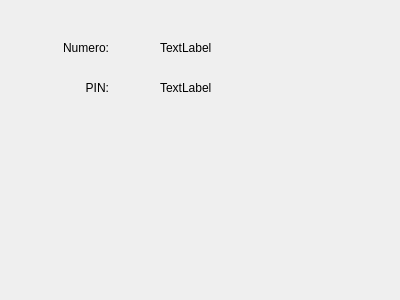
First picture: the form in bankautomat/korttimain.ui, repository bank-2022/group9, before the edit.
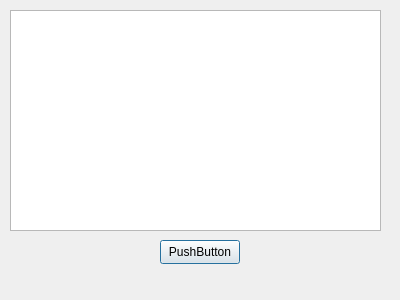
Second picture: the form after the edit.

```diff
--- a/bankautomat/korttimain.ui
+++ b/bankautomat/korttimain.ui
@@ -13,63 +13,28 @@
   <property name="windowTitle">
    <string>Dialog</string>
   </property>
-  <widget class="QLabel" name="label">
+  <widget class="QPushButton" name="btnKorttiData">
    <property name="geometry">
     <rect>
-     <x>60</x>
-     <y>40</y>
-     <width>49</width>
-     <height>16</height>
-    </rect>
-   </property>
-   <property name="text">
-    <string>Numero:</string>
-   </property>
-   <property name="alignment">
-    <set>Qt::AlignRight|Qt::AlignTrailing|Qt::AlignVCenter</set>
-   </property>
-  </widget>
-  <widget class="QLabel" name="label_2">
-   <property name="geometry">
-    <rect>
-     <x>60</x>
-     <y>80</y>
-     <width>49</width>
-     <height>16</height>
-    </rect>
-   </property>
-   <property name="text">
-    <string>PIN:</string>
-   </property>
-   <property name="alignment">
-    <set>Qt::AlignRight|Qt::AlignTrailing|Qt::AlignVCenter</set>
-   </property>
-  </widget>
-  <widget class="QLabel" name="labelSavedNumero">
-   <property name="geometry">
-    <rect>
      <x>160</x>
-     <y>40</y>
-     <width>231</width>
-     <height>16</height>
+     <y>240</y>
+     <width>80</width>
+     <height>24</height>
     </rect>
    </property>
    <property name="text">
-    <string>TextLabel</string>
+    <string>PushButton</string>
    </property>
   </widget>
-  <widget class="QLabel" name="labelSavedPIN">
+  <widget class="QTextEdit" name="textEdit">
    <property name="geometry">
     <rect>
-     <x>160</x>
-     <y>80</y>
-     <width>231</width>
-     <height>16</height>
+     <x>10</x>
+     <y>10</y>
+     <width>371</width>
+     <height>221</height>
     </rect>
    </property>
-   <property name="text">
-    <string>TextLabel</string>
-   </property>
   </widget>
  </widget>
  <resources/>
```
